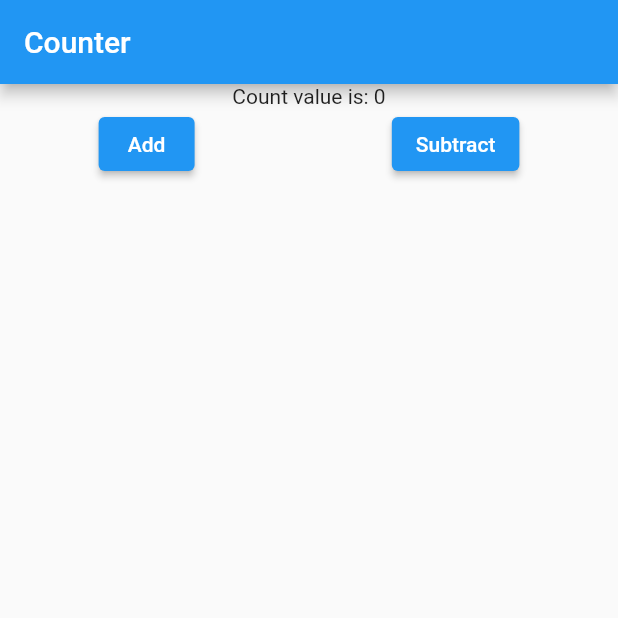
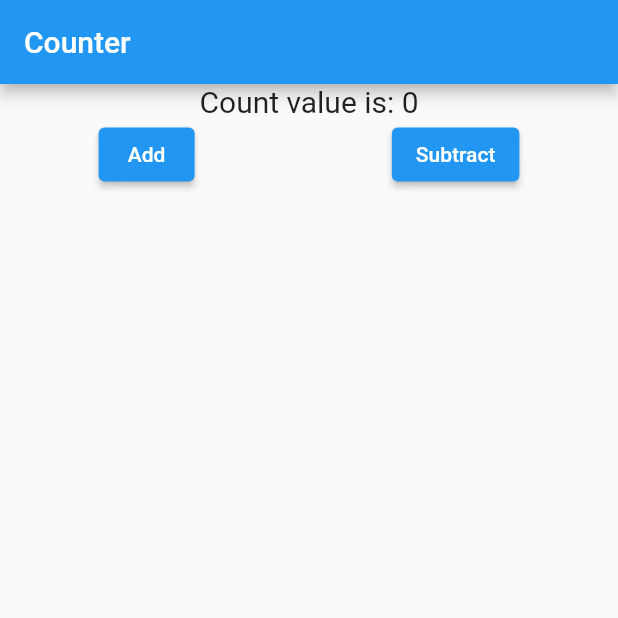
Before and after one commit to Sugam33/flutter-college, a Flutter app: the screen it shows after launch, on a phone screen of 412 x 824 dp, the top half of it. Run offline on Flutter 3.47's test engine with Material 2 defaults, Android fonts, the phone set to English and light mode, and no system bars.

Commit message:
slight changes to fontsize

```diff
--- a/lib/homeScreen.dart
+++ b/lib/homeScreen.dart
@@ -34,7 +34,10 @@ class _HomeScreenState extends State<HomeScreen> {
       ),
       body: Column(
         children: [
-          Text("Count value is: $count"),
+          Text(
+            "Count value is: $count",
+            style: const TextStyle(fontSize: 20),
+          ),
           Row(
             mainAxisAlignment: MainAxisAlignment.spaceAround,
             children: [
```
